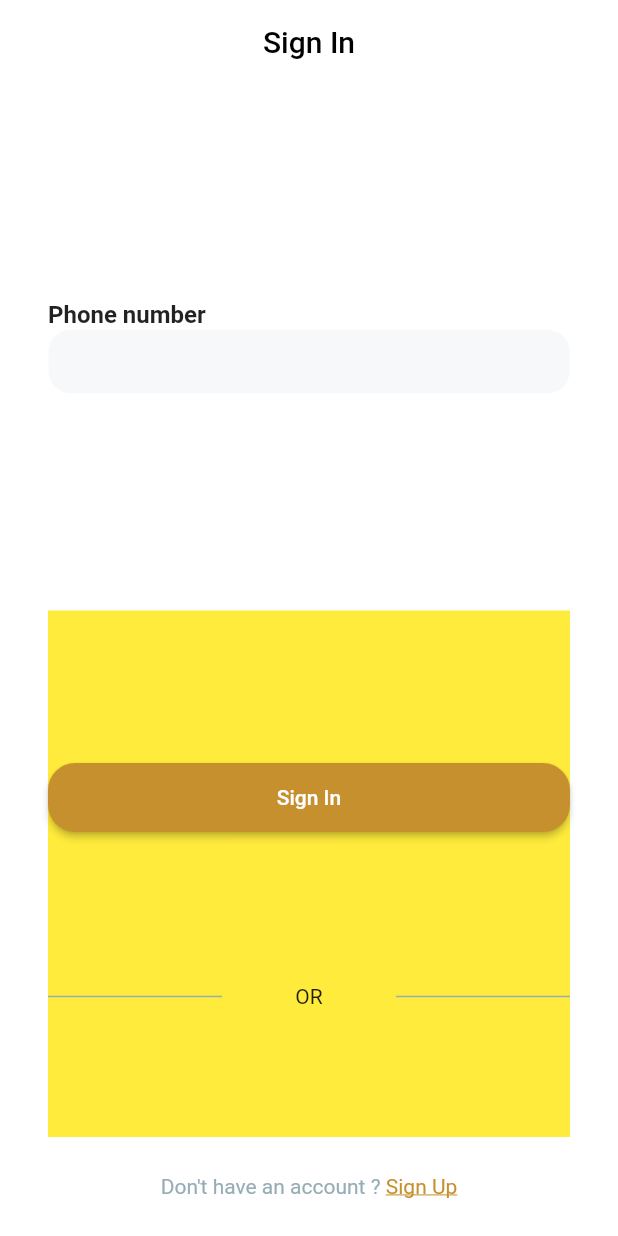
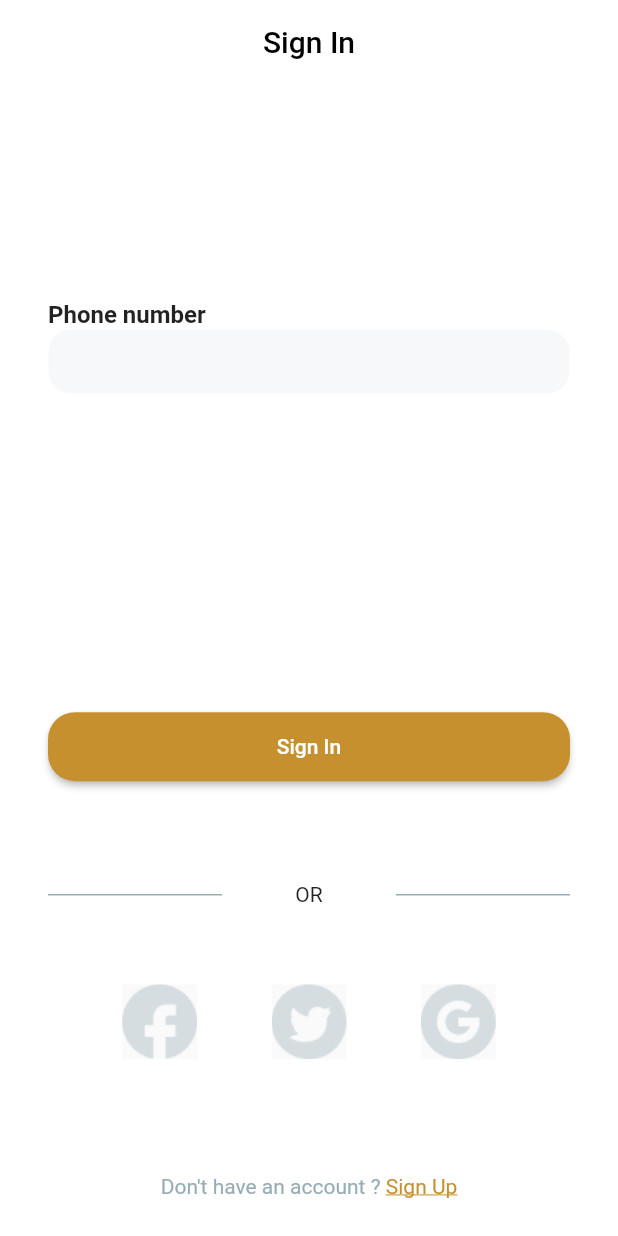
Before and after one commit to maelfosso/andi-taxi-mobile-app, a Flutter app: the SignIn screen opened directly, on a phone screen of 412 x 824 dp. Run offline on Flutter 3.47's test engine with Material 2 defaults, Android fonts, the phone set to English and light mode, and no system bars.

Commit message:
added social network buttons

```diff
--- a/lib/ui/signin.dart
+++ b/lib/ui/signin.dart
@@ -66,15 +66,63 @@ class _SignInState extends State<SignIn> {
       ),
     );
 
+    var snButtons = Container(
+      child: Row(
+        mainAxisAlignment: MainAxisAlignment.spaceEvenly,
+        crossAxisAlignment: CrossAxisAlignment.center,
+        children: [
+          Material(
+            child: InkWell(
+              onTap: () {
+                print('clic on facebook icon');
+              },
+              child: Container(
+                child: ClipRRect(
+                  borderRadius: BorderRadius.circular(20.0),
+                  child: Image.asset('assets/images/ic_facebook.png'),
+                ),
+              ),
+            )
+          ),
+          Material(
+            child: InkWell(
+              onTap: () {
+                print('clic on twitter icon');
+              },
+              child: Container(
+                child: ClipRRect(
+                  borderRadius: BorderRadius.circular(20.0),
+                  child: Image.asset('assets/images/ic_twitter.png'),
+                ),
+              ),
+            )
+          ),
+          Material(
+            child: InkWell(
+              onTap: () {
+                print('clic on gmail icon');
+              },
+              child: Container(
+                child: ClipRRect(
+                  borderRadius: BorderRadius.circular(20.0),
+                  child: Image.asset('assets/images/ic_gmail.png'),
+                ),
+              ),
+            )
+          )
+        ],
+      ),
+    );
+
     return Expanded(
       child: Container(
-        color: Colors.yellow,
         child: Column(
           mainAxisAlignment: MainAxisAlignment.spaceEvenly,
           crossAxisAlignment: CrossAxisAlignment.center,
           children: [
             signInButton,
-            divider
+            divider,
+            snButtons
           ],
         ),
       )
--- a/pubspec.yaml
+++ b/pubspec.yaml
@@ -45,7 +45,8 @@ flutter:
   uses-material-design: true
 
   assets:
-    - assets/images/welcome.png
+    - assets/images/
+
     # - assets/background.png
 
   # To add assets to your application, add an assets section, like this:
```
Also changed, not shown: assets/images/ic_facebook.png (added), assets/images/ic_gmail.png (added), assets/images/ic_twitter.png (added).
